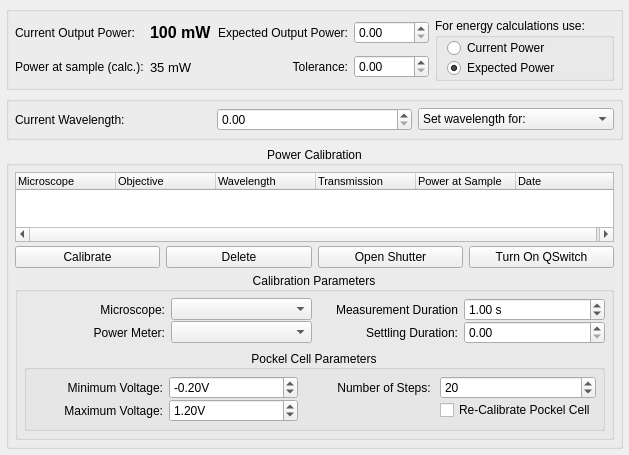
Qt form lib/devices/Laser/devTemplate.ui (acq4/acq4) before a commit.
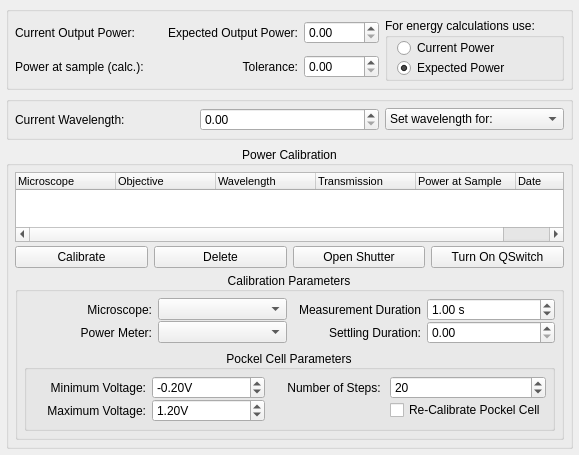
The same form after that commit. Custom widgets are drawn as their Qt base class.

```diff
--- a/lib/devices/Laser/devTemplate.ui
+++ b/lib/devices/Laser/devTemplate.ui
@@ -130,7 +130,7 @@
          </font>
         </property>
         <property name="text">
-         <string>100 mW</string>
+         <string/>
         </property>
        </widget>
       </item>
@@ -144,7 +144,7 @@
          </font>
         </property>
         <property name="text">
-         <string>35 mW</string>
+         <string/>
         </property>
        </widget>
       </item>
```
